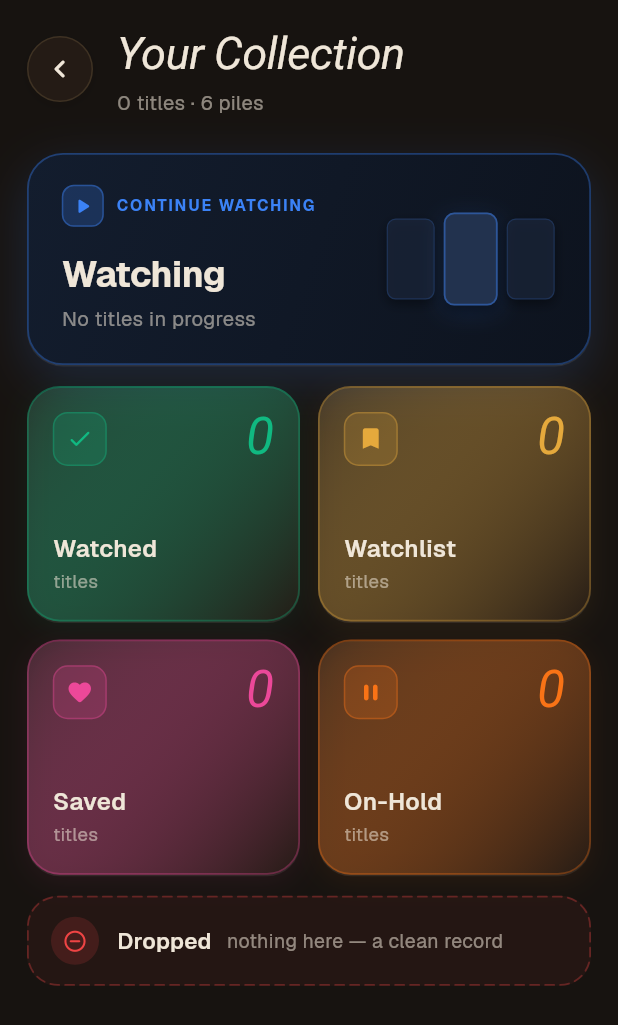
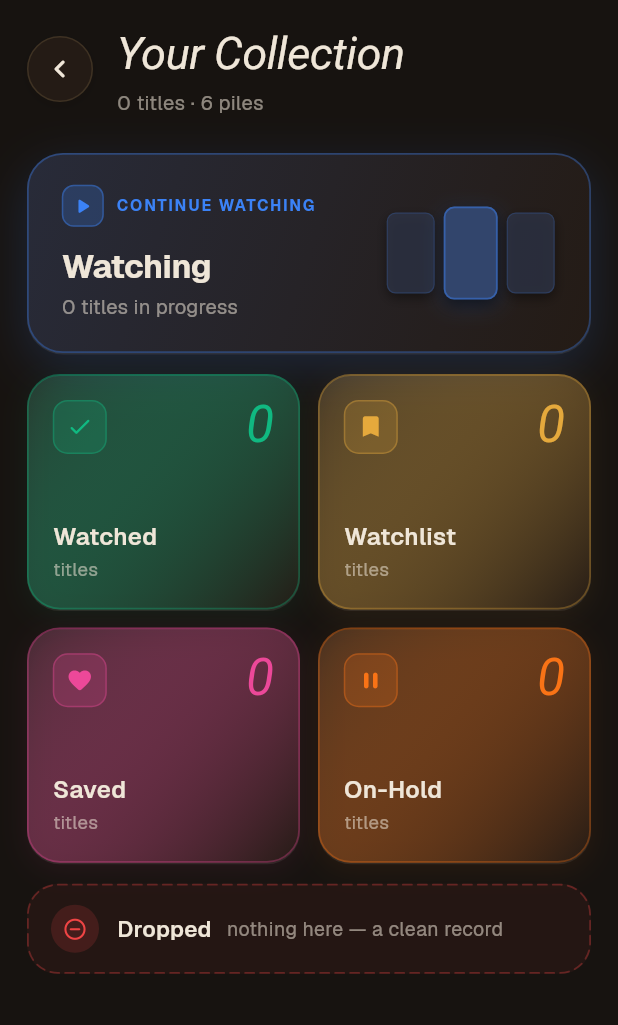
Before and after one commit to rOne-1/the-lounge, a Flutter app: the ArchiveScreen screen opened directly, on a phone screen of 412 x 824 dp. Shown: the top 1025 px of the screen. Run offline on Flutter 3.47's test engine with Material 3 defaults, Android fonts, the phone set to English and light mode, and no system bars; our stand-ins replace cached_network_image, file_picker, flutter_animate, flutter_dotenv, flutter_riverpod, google_fonts and 5 more; missing offline and left inert: dart:js_interop; accounts and stored records are empty; network calls fail; Roboto replaces fonts that are missing (Bodoni Moda).

Commit message:
fix(theme): eliminate hardcoded color literals across YourSpace and Archive widgets to ensure 100% dynamic AmbianceColors compliance

```diff
--- a/lib/widgets/lounge_doorway_emblem.dart
+++ b/lib/widgets/lounge_doorway_emblem.dart
@@ -5,7 +5,7 @@ import '../constants.dart';
 /// YSR-COMP-1: Vector & image emblem representing "The Lounge" - an arched
 /// golden doorway opening with a radiant golden light beam. Uses the official
 /// high-resolution asset `assets/icons/doorway_emblem.png` with a procedural
-/// canvas painter fallback. Dynamically theme-aware.
+/// canvas painter fallback. Dynamically theme-aware and decoupled via AmbianceColors.
 class LoungeDoorwayEmblem extends StatelessWidget {
   final double size;
 
@@ -24,7 +24,7 @@ class LoungeDoorwayEmblem extends StatelessWidget {
       width: size,
       height: size,
       decoration: BoxDecoration(
-        color: isDark ? const Color(0x66181412) : const Color(0x33EDE4D8),
+        color: colors.card.withValues(alpha: isDark ? 0.40 : 0.20),
         borderRadius: BorderRadius.circular(size * 0.28),
         border: Border.all(
           color: accent.withValues(alpha: isDark ? 0.35 : 0.45),
@@ -57,6 +57,7 @@ class LoungeDoorwayEmblem extends StatelessWidget {
               painter: _DoorwayPainter(
                 accentColor: accent,
                 inkColor: colors.ink,
+                bgColor: colors.base,
                 isDark: isDark,
               ),
             );
@@ -70,11 +71,13 @@ class LoungeDoorwayEmblem extends StatelessWidget {
 class _DoorwayPainter extends CustomPainter {
   final Color accentColor;
   final Color inkColor;
+  final Color bgColor;
   final bool isDark;
 
   _DoorwayPainter({
     required this.accentColor,
     required this.inkColor,
+    required this.bgColor,
     required this.isDark,
   });
 
@@ -160,8 +163,8 @@ class _DoorwayPainter extends CustomPainter {
 
     final doorPanelFill = Paint()
       ..color = isDark
-          ? const Color(0xDD14110F)
-          : const Color(0xEE3D3732)
+          ? bgColor.withValues(alpha: 0.90)
+          : inkColor.withValues(alpha: 0.80)
       ..style = PaintingStyle.fill;
 
     canvas.drawPath(doorPanelPath, doorPanelFill);
@@ -191,6 +194,7 @@ class _DoorwayPainter extends CustomPainter {
   bool shouldRepaint(covariant _DoorwayPainter oldDelegate) {
     return oldDelegate.accentColor != accentColor ||
         oldDelegate.inkColor != inkColor ||
+        oldDelegate.bgColor != bgColor ||
         oldDelegate.isDark != isDark;
   }
 }
--- a/lib/widgets/watching_hero_card.dart
+++ b/lib/widgets/watching_hero_card.dart
@@ -5,6 +5,7 @@ import 'pressable_scale.dart';
 /// YSR-COMP-3: A full-width hero banner highlighting active viewing ("Watching").
 /// Features a luxury gradient background, 2-line electric blue overline badge,
 /// bold title, live progress subtitle, and a 3-poster depth silhouette stack.
+/// Fully dynamic and theme-isolated via AmbianceColors & AppStatusColors.
 class WatchingHeroCard extends StatelessWidget {
   final int count;
   final VoidCallback onTap;
@@ -28,7 +29,7 @@ class WatchingHeroCard extends StatelessWidget {
         curve: AppPhysics.houseSpringCurve,
         padding: const EdgeInsets.symmetric(horizontal: 22.0, vertical: 20.0),
         decoration: BoxDecoration(
-          color: isDark ? const Color(0xFF101622) : const Color(0xFFEBF1FA),
+          color: colors.card,
           borderRadius: BorderRadius.circular(24.0),
           border: Border.all(
             color: accentBlue.withValues(alpha: isDark ? 0.35 : 0.45),
@@ -39,12 +40,12 @@ class WatchingHeroCard extends StatelessWidget {
             end: Alignment.bottomRight,
             colors: isDark
                 ? [
-                    const Color(0xFF131D2E),
-                    const Color(0xFF0D131E),
+                    Color.alphaBlend(accentBlue.withValues(alpha: 0.16), colors.card),
+                    colors.card,
                   ]
                 : [
-                    const Color(0xFFF0F5FD),
-                    const Color(0xFFE2ECF9),
+                    Color.alphaBlend(accentBlue.withValues(alpha: 0.08), colors.card),
+                    colors.card,
                   ],
           ),
           boxShadow: [
@@ -102,32 +103,34 @@ class WatchingHeroCard extends StatelessWidget {
                       ),
                     ],
                   ),
-                  const SizedBox(height: 14),
+                  const SizedBox(height: 10),
                   Text(
                     'Watching',
                     style: AppThemes.safeGeist(
-                      fontSize: 24,
+                      fontSize: 22,
                       fontWeight: FontWeight.w700,
                       color: colors.ink,
                       letterSpacing: -0.3,
                     ),
                   ),
-                  const SizedBox(height: 4),
+                  const SizedBox(height: 3),
                   Text(
-                    count == 0
-                        ? 'No titles in progress'
-                        : '$count title${count == 1 ? '' : 's'} in progress',
+                    count == 1 ? '1 title in progress' : '$count titles in progress',
                     style: AppThemes.safeGeist(
                       fontSize: 13.5,
                       color: colors.sub,
+                      letterSpacing: 0.1,
                     ),
                   ),
                 ],
               ),
             ),
-            const SizedBox(width: 16),
-            // Right Visual: 3-poster depth silhouette stack
-            _PosterStackSilhouette(accentColor: accentBlue, isDark: isDark),
+            const SizedBox(width: 12),
+            // Right: 3-Poster Depth Silhouette Stack
+            _PosterStack(
+              accentColor: accentBlue,
+              isDark: isDark,
+            ),
           ],
         ),
       ),
@@ -135,23 +138,26 @@ class WatchingHeroCard extends StatelessWidget {
   }
 }
 
-class _PosterStackSilhouette extends StatelessWidget {
+class _PosterStack extends StatelessWidget {
   final Color accentColor;
   final bool isDark;
 
-  const _PosterStackSilhouette({
+  const _PosterStack({
     required this.accentColor,
     required this.isDark,
   });
 
   @override
   Widget build(BuildContext context) {
-    final posterBg = isDark
-        ? const Color(0xFF1B263B)
-        : const Color(0xFFCBDDF5);
-    final centerBg = isDark
-        ? const Color(0xFF22324E)
-        : const Color(0xFFB8D3F3);
+    final colors = context.ambianceColors;
+    final posterBg = Color.alphaBlend(
+      accentColor.withValues(alpha: isDark ? 0.22 : 0.14),
+      colors.card2,
+    );
+    final centerBg = Color.alphaBlend(
+      accentColor.withValues(alpha: isDark ? 0.38 : 0.26),
+      colors.card2,
+    );
 
     return SizedBox(
       width: 114,
```
